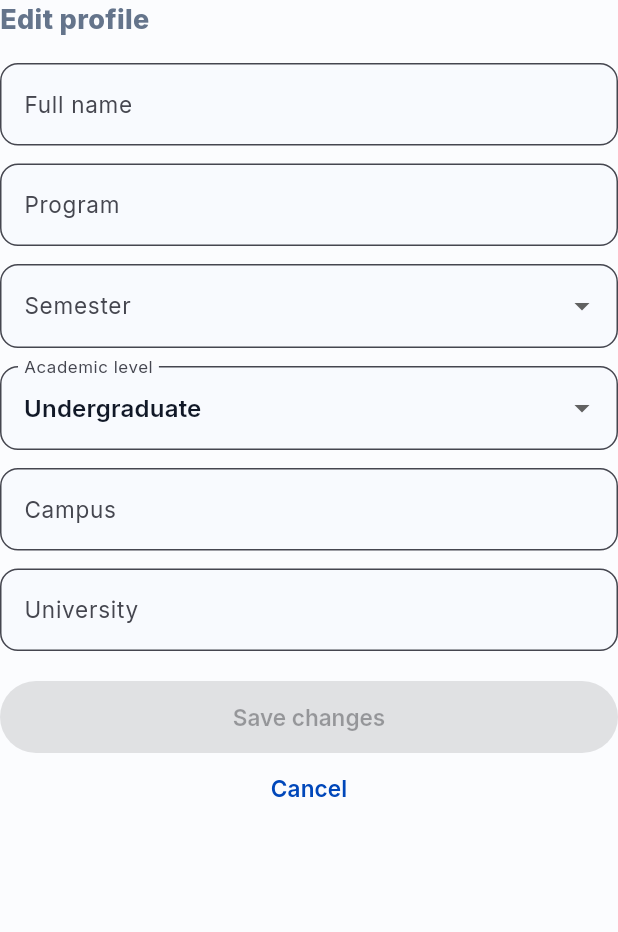
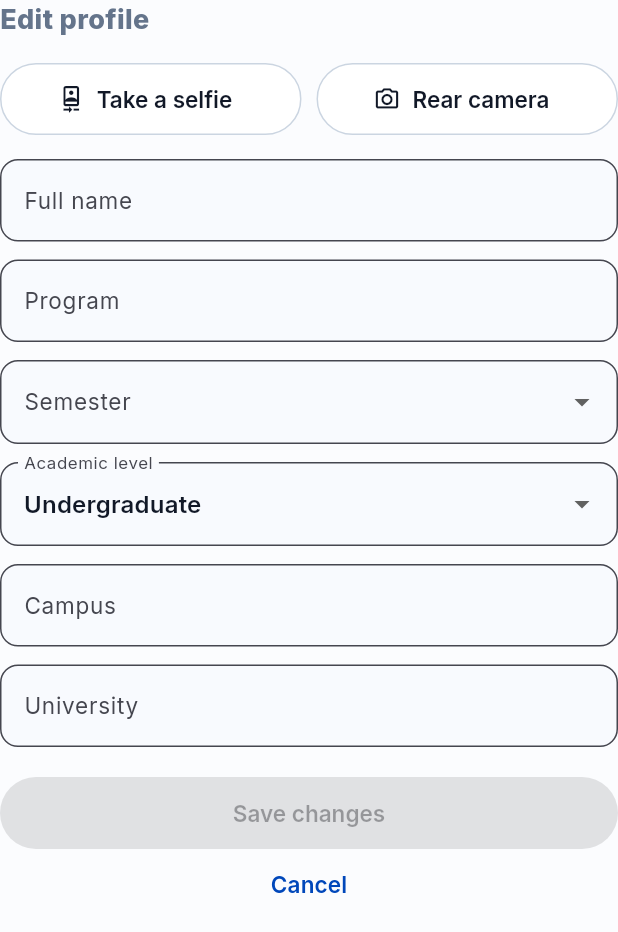
Before and after one commit to CONSTR-APLICACIONES-MOVILES/Sprint-2, a Flutter app: the EditProfileSheet widget shown alone on an empty page, opened directly with empty values, on a phone screen of 412 x 824 dp. Shown: the top 932 px of the screen. Run offline on Flutter 3.47's test engine with Material 3 defaults, Android fonts, the light colour scheme and no system bars; our stand-ins replace cloud_firestore, firebase_analytics, firebase_core, go_router, google_fonts, image_picker; accounts and stored records are empty.

Commit message:
added the sensor (camara): the user could use their front and rear camera to update the profile picture

```diff
--- /dev/null
+++ b/ParchApp-Flutter/lib/features/profile/domain/entities/photo_source.dart
@@ -0,0 +1 @@
+enum PhotoSource { frontCamera, rearCamera }
--- a/ParchApp-Flutter/lib/features/profile/domain/entities/profile_user.dart
+++ b/ParchApp-Flutter/lib/features/profile/domain/entities/profile_user.dart
@@ -23,6 +23,8 @@ class ProfileUser {
   final int activeGroups;
   final int onTimeRate;
 
+  final String? photoPath;
+
   // Constructor
   const ProfileUser({
     required this.id,
@@ -39,6 +41,7 @@ class ProfileUser {
     required this.plansCompleted,
     required this.activeGroups,
     required this.onTimeRate,
+    this.photoPath,
   });
 
   ProfileUser copyWith(
@@ -49,7 +52,8 @@ class ProfileUser {
           AcademicLevel? academicLevel,
           String? campus,
           String? university,
-          AvailabilityStatus? status}) =>
+          AvailabilityStatus? status,
+          String? photoPath}) =>
       ProfileUser(
           id: id,
           name: name ?? this.name,
@@ -64,7 +68,8 @@ class ProfileUser {
           status: status ?? this.status,
           plansCompleted: plansCompleted,
           activeGroups: activeGroups,
-          onTimeRate: onTimeRate);
+          onTimeRate: onTimeRate,
+          photoPath: photoPath ?? this.photoPath);
 
   String get initials {
     final parts =
--- /dev/null
+++ b/ParchApp-Flutter/lib/features/profile/domain/repositories/profile_photo_repository.dart
@@ -0,0 +1,5 @@
+import '../entities/photo_source.dart';
+
+abstract interface class ProfilePhotoRepository {
+  Future<String?> capture(PhotoSource source);
+}
--- a/ParchApp-Flutter/lib/features/profile/presentation/widgets/profile_sheets.dart
+++ b/ParchApp-Flutter/lib/features/profile/presentation/widgets/profile_sheets.dart
@@ -1,6 +1,7 @@
 import 'package:flutter/material.dart';
 import '../../../../core/theme/app_colors.dart';
 import '../../domain/entities/profile_user.dart';
+import '../../domain/entities/photo_source.dart';
 
 Future<T?> showProfileSheet<T>(BuildContext context, {required Widget child}) =>
     showModalBottomSheet<T>(
@@ -53,7 +54,10 @@ class AvailabilitySheet extends StatelessWidget {
 
 class EditProfileSheet extends StatefulWidget {
   final ProfileUser user;
-  const EditProfileSheet({super.key, required this.user});
+  final ValueChanged<PhotoSource> onPhoto;
+
+  const EditProfileSheet(
+      {super.key, required this.user, required this.onPhoto});
 
   @override
   State<EditProfileSheet> createState() => _EditProfileSheetState();
@@ -90,6 +94,11 @@ class _EditProfileSheetState extends State<EditProfileSheet> {
     ));
   }
 
+  void _photo(PhotoSource source) {
+    Navigator.of(context).pop();
+    widget.onPhoto(source);
+  }
+
   @override
   Widget build(BuildContext context) => Column(
         mainAxisSize: MainAxisSize.min,
@@ -97,6 +106,24 @@ class _EditProfileSheetState extends State<EditProfileSheet> {
         children: [
           const Text('Edit profile',
               style: TextStyle(fontSize: 18, fontWeight: FontWeight.w800)),
+          const SizedBox(height: 16),
+                    Row(children: [
+            Expanded(
+              child: OutlinedButton.icon(
+                onPressed: () => _photo(PhotoSource.frontCamera),
+                icon: const Icon(Icons.camera_front_outlined, size: 18),
+                label: const Text('Take a selfie'),
+              ),
+            ),
+            const SizedBox(width: 10),
+            Expanded(
+              child: OutlinedButton.icon(
+                onPressed: () => _photo(PhotoSource.rearCamera),
+                icon: const Icon(Icons.photo_camera_outlined, size: 18),
+                label: const Text('Rear camera'),
+              ),
+            ),
+          ]),
           const SizedBox(height: 16),
           _field(_name, 'Full name'),
           const SizedBox(height: 12),
--- a/ParchApp-Flutter/lib/main.dart
+++ b/ParchApp-Flutter/lib/main.dart
@@ -1,5 +1,4 @@
 import 'package:firebase_core/firebase_core.dart';
-import 'package:flutter/foundation.dart';
 import 'package:flutter/material.dart';
 
 import 'app/app.dart';
```
Also changed, not shown: ParchApp-Flutter/lib/app/dependency_injection/profile_dependencies.dart (+14 -5 lines), ParchApp-Flutter/lib/features/profile/data/repositories/device_profile_photo_repository.dart (added, +32 -0 lines), ParchApp-Flutter/lib/features/profile/domain/use_cases/change_profile_photo.dart (added, +17 -0 lines), ParchApp-Flutter/lib/features/profile/presentation/view_models/profile_view_model.dart (+31 -1 lines), ParchApp-Flutter/lib/features/profile/presentation/views/profile_view.dart (+8 -1 lines), ParchApp-Flutter/lib/features/profile/presentation/widgets/profile_cards.dart (+10 -5 lines), 4 other files.
